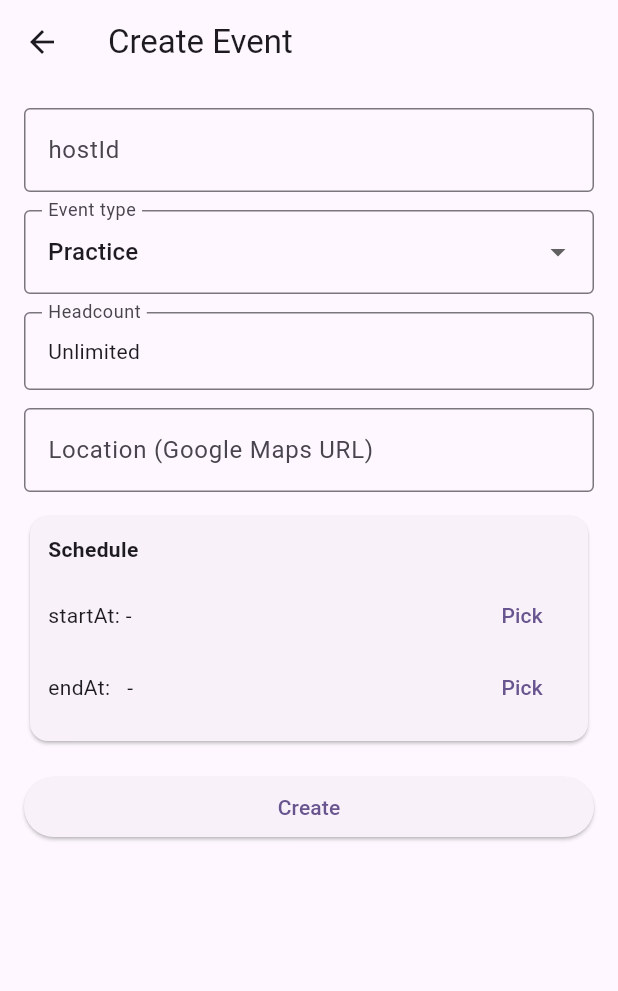
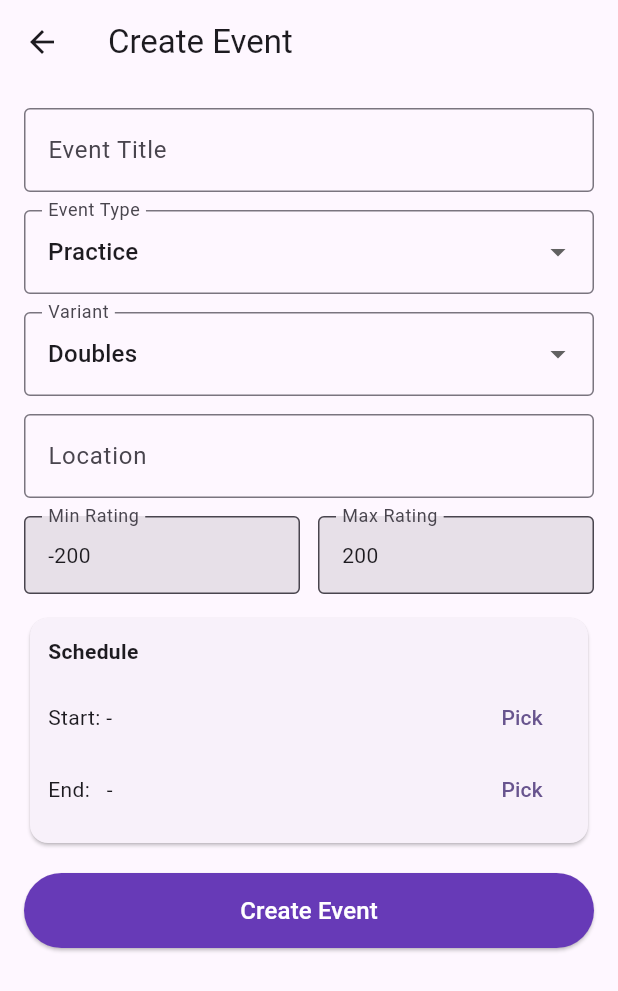
Before and after one commit to HackSU2026/RallyUp, a Flutter app: the CreateEventPage screen opened directly, on a phone screen of 412 x 824 dp. Shown: the top 991 px of the screen. Run offline on Flutter 3.47's test engine with Material 3 defaults, Android fonts, the phone set to English and light mode, and no system bars; our stand-ins replace cloud_firestore, firebase_auth, firebase_core, flutter_animate, flutter_profile_picture; accounts and stored records are empty; generated files the repository leaves out were written again.

Commit message:
update create event page, event detail page

```diff
--- a/lib/widget/events/create_event.dart
+++ b/lib/widget/events/create_event.dart
@@ -3,6 +3,8 @@ import 'package:provider/provider.dart';
 
 import 'package:rally_up/data/event.dart';
 import 'package:rally_up/provider/event.dart';
+import 'package:rally_up/provider/user.dart';
+import 'package:rally_up/widget/events/event_detail_page.dart';
 
 class CreateEventPage extends StatefulWidget {
   const CreateEventPage({super.key});
@@ -14,11 +16,17 @@ class CreateEventPage extends StatefulWidget {
 class _CreateEventPageState extends State<CreateEventPage> {
   final _formKey = GlobalKey<FormState>();
 
-  final _hostIdCtrl = TextEditingController();
+  final _titleCtrl = TextEditingController();
   final _locationCtrl = TextEditingController();
 
-  EventType _eventType = EventType.practice; // practice / competition(match)
-  int? _competitionHeadcount = 4; // competition only: 2 or 4
+  EventType _eventType = EventType.practice;
+  EventVariant _variant = EventVariant.doubles;
+
+  int _minRating = 0;
+  int _maxRating = 3000;
+  bool _ratingInitialized = false;
+
+  int? _competitionHeadcount = 4;
 
   DateTime? _startAt;
   DateTime? _endAt;
@@ -27,16 +35,14 @@ class _CreateEventPageState extends State<CreateEventPage> {
 
   @override
   void dispose() {
-    _hostIdCtrl.dispose();
+    _titleCtrl.dispose();
     _locationCtrl.dispose();
     super.dispose();
   }
 
   bool get _isCompetition => _eventType == EventType.match;
 
-  Future<void> _pickDateTime({
-    required bool isStart,
-  }) async {
+  Future<void> _pickDateTime({required bool isStart}) async {
     final now = DateTime.now();
     final initial = (isStart ? _startAt : _endAt) ?? now;
 
@@ -68,15 +74,11 @@ class _CreateEventPageState extends State<CreateEventPage> {
 
   String _fmt(DateTime? dt) {
     if (dt == null) return '-';
-    final y = dt.year.toString().padLeft(4, '0');
-    final m = dt.month.toString().padLeft(2, '0');
-    final d = dt.day.toString().padLeft(2, '0');
-    final hh = dt.hour.toString().padLeft(2, '0');
-    final mm = dt.minute.toString().padLeft(2, '0');
-    return '$y-$m-$d $hh:$mm';
+    return '${dt.year}-${dt.month.toString().padLeft(2, '0')}-${dt.day.toString().padLeft(2, '0')} '
+        '${dt.hour.toString().padLeft(2, '0')}:${dt.minute.toString().padLeft(2, '0')}';
   }
 
-  Future<void> _submit() async {
+  Future<void> _submit(String uid) async {
     if (_submitting) return;
 
     final ok = _formKey.currentState?.validate() ?? false;
@@ -96,35 +98,28 @@ class _CreateEventPageState extends State<CreateEventPage> {
       return;
     }
 
-    if (_isCompetition && (_competitionHeadcount != 2 && _competitionHeadcount != 4)) {
-      ScaffoldMessenger.of(context).showSnackBar(
-        const SnackBar(content: Text('Competition headcount must be 2 or 4')),
-      );
-      return;
-    }
-
     setState(() => _submitting = true);
 
     try {
-      final hostId = _hostIdCtrl.text.trim();
-      final location = _locationCtrl.text.trim();
-
       final maxParticipants = _isCompetition ? _competitionHeadcount! : 9999;
 
       final newEvent = EventModel(
-        id: '', // Firestore add() will create id
-        title: _isCompetition ? 'Competition' : 'Practice',
+        id: '',
+        title: _titleCtrl.text.trim().isEmpty
+            ? (_isCompetition ? 'Competition' : 'Practice')
+            : _titleCtrl.text.trim(),
         eventType: _eventType,
-        hostId: hostId,
-        location: location,
-        variant: _isCompetition ? EventVariant.doubles : EventVariant.singles,
-        ratingRange: RatingRange(min: 0, max: 3000),
+        hostId: uid,
+        location: _locationCtrl.text.trim(),
+        variant: _variant,
+        ratingRange: RatingRange(min: _minRating, max: _maxRating),
         maxParticipants: maxParticipants,
-        participants: [hostId],
+        participants: [uid],
         matches: null,
         status: EventStatus.open,
         startAt: _startAt!,
         endAt: _endAt!,
+        createdAt: DateTime.now(),
         updatedAt: DateTime.now(),
       );
 
@@ -140,11 +135,11 @@ class _CreateEventPageState extends State<CreateEventPage> {
         return;
       }
 
-      ScaffoldMessenger.of(context).showSnackBar(
-        const SnackBar(content: Text('Event created')),
+      Navigator.of(context).pushReplacement(
+        MaterialPageRoute(
+          builder: (_) => EventDetailPage(eventId: createdId),
+        ),
       );
-
-      Navigator.pop(context, createdId);
     } finally {
       if (mounted) setState(() => _submitting = false);
     }
@@ -152,6 +147,18 @@ class _CreateEventPageState extends State<CreateEventPage> {
 
   @override
   Widget build(BuildContext context) {
+    final profile = context.watch<ProfileProvider>().profile;
+
+    if (profile == null) {
+      return const Scaffold(body: Center(child: CircularProgressIndicator()));
+    }
+
+    if (!_ratingInitialized) {
+      _minRating = profile.rating - 200;
+      _maxRating = profile.rating + 200;
+      _ratingInitialized = true;
+    }
+
     return Scaffold(
       appBar: AppBar(title: const Text('Create Event')),
       body: Form(
@@ -160,82 +167,85 @@ class _CreateEventPageState extends State<CreateEventPage> {
           padding: const EdgeInsets.all(16),
           children: [
             TextFormField(
-              controller: _hostIdCtrl,
+              controller: _titleCtrl,
               decoration: const InputDecoration(
-                labelText: 'hostId',
+                labelText: 'Event Title',
                 border: OutlineInputBorder(),
               ),
-              validator: (v) {
-                if (v == null || v.trim().isEmpty) return 'hostId is required';
-                return null;
-              },
             ),
             const SizedBox(height: 12),
-
             DropdownButtonFormField<EventType>(
               value: _eventType,
-              decoration: const InputDecoration(
-                labelText: 'Event type',
-                border: OutlineInputBorder(),
-              ),
+              decoration: const InputDecoration(labelText: 'Event Type', border: OutlineInputBorder()),
               items: const [
-                DropdownMenuItem(
-                  value: EventType.practice,
-                  child: Text('Practice'),
-                ),
-                DropdownMenuItem(
-                  value: EventType.match,
-                  child: Text('Competition'),
-                ),
+                DropdownMenuItem(value: EventType.practice, child: Text('Practice')),
+                DropdownMenuItem(value: EventType.match, child: Text('Competition')),
               ],
               onChanged: (v) {
                 if (v == null) return;
                 setState(() {
                   _eventType = v;
-                  if (!_isCompetition) {
-                    _competitionHeadcount = 4;
-                  }
                 });
               },
             ),
             const SizedBox(height: 12),
-
-            // Headcount: competition -> 2 or 4, practice -> Unlimited (disabled)
-            InputDecorator(
-              decoration: const InputDecoration(
-                labelText: 'Headcount',
-                border: OutlineInputBorder(),
-              ),
-              child: _isCompetition
-                  ? DropdownButtonHideUnderline(
-                child: DropdownButton<int>(
-                  value: _competitionHeadcount,
-                  isExpanded: true,
-                  items: const [
-                    DropdownMenuItem(value: 2, child: Text('2')),
-                    DropdownMenuItem(value: 4, child: Text('4')),
-                  ],
-                  onChanged: (v) => setState(() => _competitionHeadcount = v),
-                ),
-              )
-                  : const Text('Unlimited'),
+            DropdownButtonFormField<EventVariant>(
+              value: _variant,
+              decoration: const InputDecoration(labelText: 'Variant', border: OutlineInputBorder()),
+              items: const [
+                DropdownMenuItem(value: EventVariant.singles, child: Text('Singles')),
+                DropdownMenuItem(value: EventVariant.doubles, child: Text('Doubles')),
+              ],
+              onChanged: (v) => setState(() => _variant = v!),
             ),
             const SizedBox(height: 12),
-
+            if (_isCompetition) ...[
+              DropdownButtonFormField<int>(
+                value: _competitionHeadcount,
+                decoration: const InputDecoration(labelText: 'Competition Headcount', border: OutlineInputBorder()),
+                items: const [
+                  DropdownMenuItem(value: 2, child: Text('2 Players')),
+                  DropdownMenuItem(value: 4, child: Text('4 Players')),
+                ],
+                onChanged: (v) => setState(() => _competitionHeadcount = v),
+              ),
+              const SizedBox(height: 12),
+            ],
             TextFormField(
               controller: _locationCtrl,
               decoration: const InputDecoration(
-                labelText: 'Location (Google Maps URL)',
+                labelText: 'Location',
                 border: OutlineInputBorder(),
               ),
-              validator: (v) {
-                if (v == null || v.trim().isEmpty) return 'Location is required';
-                return null;
-              },
+              validator: (v) => (v == null || v.trim().isEmpty) ? 'Location is required' : null,
             ),
             const SizedBox(height: 12),
-
-            // startAt / endAt pickers
+            Row(
+              children: [
+                Expanded(
+                  child: InputDecorator(
+                    decoration: const InputDecoration(
+                      labelText: 'Min Rating',
+                      border: OutlineInputBorder(),
+                      filled: true,
+                    ),
+                    child: Text(_minRating.toString()),
+                  ),
+                ),
+                const SizedBox(width: 12),
+                Expanded(
+                  child: InputDecorator(
+                    decoration: const InputDecoration(
+                      labelText: 'Max Rating',
+                      border: OutlineInputBorder(),
+                      filled: true,
+                    ),
+                    child: Text(_maxRating.toString()),
+                  ),
+                ),
+              ],
+            ),
+            const SizedBox(height: 12),
             Card(
               child: Padding(
                 padding: const EdgeInsets.all(12),
@@ -244,10 +254,9 @@ class _CreateEventPageState extends State<CreateEventPage> {
                   children: [
                     const Text('Schedule', style: TextStyle(fontWeight: FontWeight.w600)),
                     const SizedBox(height: 10),
-
                     Row(
                       children: [
-                        Expanded(child: Text('startAt: ${_fmt(_startAt)}')),
+                        Expanded(child: Text('Start: ${_fmt(_startAt)}')),
                         TextButton(
                           onPressed: _submitting ? null : () => _pickDateTime(isStart: true),
                           child: const Text('Pick'),
@@ -256,7 +265,7 @@ class _CreateEventPageState extends State<CreateEventPage> {
                     ),
                     Row(
                       children: [
-                        Expanded(child: Text('endAt:   ${_fmt(_endAt)}')),
+                        Expanded(child: Text('End:   ${_fmt(_endAt)}')),
                         TextButton(
                           onPressed: _submitting ? null : () => _pickDateTime(isStart: false),
                           child: const Text('Pick'),
@@ -268,12 +277,18 @@ class _CreateEventPageState extends State<CreateEventPage> {
               ),
             ),
             const SizedBox(height: 16),
-
             SizedBox(
               width: double.infinity,
+              height: 50,
               child: ElevatedButton(
-                onPressed: _submitting ? null : _submit,
-                child: Text(_submitting ? 'Creating...' : 'Create'),
+                style: ElevatedButton.styleFrom(
+                  backgroundColor: Colors.deepPurple,
+                  foregroundColor: Colors.white,
+                ),
+                onPressed: _submitting ? null : () => _submit(profile.uid),
+                child: _submitting
+                    ? const SizedBox(width: 24, height: 24, child: CircularProgressIndicator(color: Colors.white, strokeWidth: 2))
+                    : const Text('Create Event', style: TextStyle(fontSize: 16)),
               ),
             ),
           ],
--- a/lib/widget/events/eventDetailButton.dart
+++ b/lib/widget/events/eventDetailButton.dart
@@ -1,7 +1,7 @@
 import 'package:flutter/material.dart';
 
 import '../../data/event.dart';
-import 'package:rally_up/widget/events/eventDetailPage.dart';
+import 'package:rally_up/widget/events/event_detail_page.dart';
 
 class EventDetailButton extends StatelessWidget {
   final String eventId;
--- a/lib/widget/events/upcoming_event_list_view.dart
+++ b/lib/widget/events/upcoming_event_list_view.dart
@@ -5,7 +5,7 @@ import 'package:provider/provider.dart';
 import '../../data/event.dart';
 import '../../data/user.dart';
 import '../../provider/user.dart';
-import 'eventDetailPage.dart';
+import 'event_detail_page.dart';
 import 'filter_bar.dart';
 import 'event_item.dart';
 
--- a/lib/widget/history/history_events.dart
+++ b/lib/widget/history/history_events.dart
@@ -22,7 +22,6 @@ class _HistoryEventsPageState extends State<HistoryEventsPage> {
   void didChangeDependencies() {
     super.didChangeDependencies();
 
-    // uid 是從 widget 傳進來的
     final uid = widget.uid;
 
     if (_loadedForUid != uid) {
@@ -83,7 +82,7 @@ class _HistoryEventsPageState extends State<HistoryEventsPage> {
                 title: Text(e.title.isEmpty ? '(Untitled Event)' : e.title),
                 subtitle: Text(
                   '${e.eventType.displayName} · ${e.variant.displayName} · ${e.status.displayName}\n'
-                      'End: ${_fmtDateTime(e.startAt)}\n'
+                      'Start: ${_fmtDateTime(e.startAt)}\n'
                       'End: ${_fmtDateTime(e.endAt)}',
                 ),
                 childrenPadding: const EdgeInsets.fromLTRB(16, 0, 16, 12),
```
Also changed, not shown: lib/main.dart (+12 -0 lines), lib/widget/events/event_detail_page.dart (renamed from lib/widget/events/eventDetailPage.dart, +79 -169 lines).
